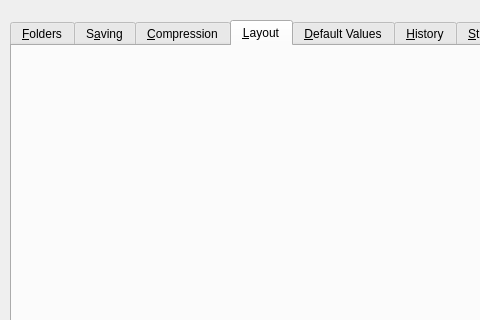
Before: the Qt Designer form src/prefsdialog.ui in PhotoFlare/photoflare, drawn with Qt 5; both pictures show x 0 to 480 and y 0 to 320 of the 925 by 490 pixel window.
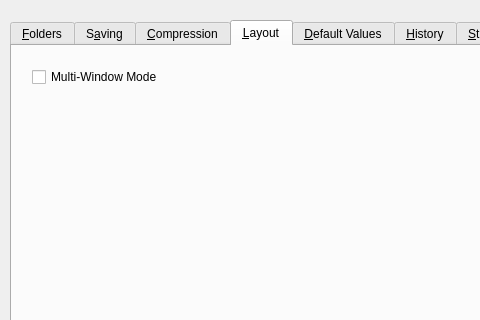
After: the same form once the commit is applied. The open tabs and pages were chosen to show the change.

Diff of the .ui file:
```diff
--- a/src/prefsdialog.ui
+++ b/src/prefsdialog.ui
@@ -60,6 +60,19 @@
     <attribute name="title">
      <string>&amp;Layout</string>
     </attribute>
+    <widget class="QCheckBox" name="checkBox">
+     <property name="geometry">
+      <rect>
+       <x>20</x>
+       <y>20</y>
+       <width>171</width>
+       <height>22</height>
+      </rect>
+     </property>
+     <property name="text">
+      <string>Multi-Window Mode</string>
+     </property>
+    </widget>
    </widget>
    <widget class="QWidget" name="tab_5">
     <attribute name="title">
```
Left out of the diff: 2 changed lines with no effect on the pictures.
